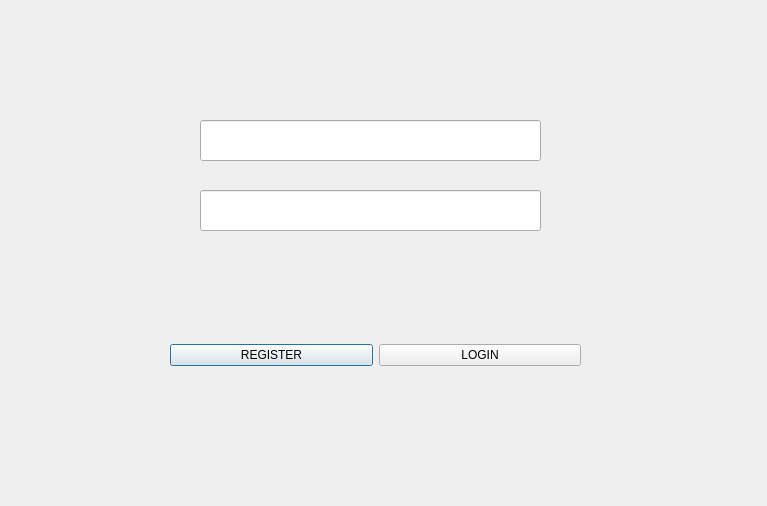
Before: the Qt Designer form CyberRange/Client/LoginDialog.ui in Pafy-24/CyberRange----POO, drawn with Qt 5.
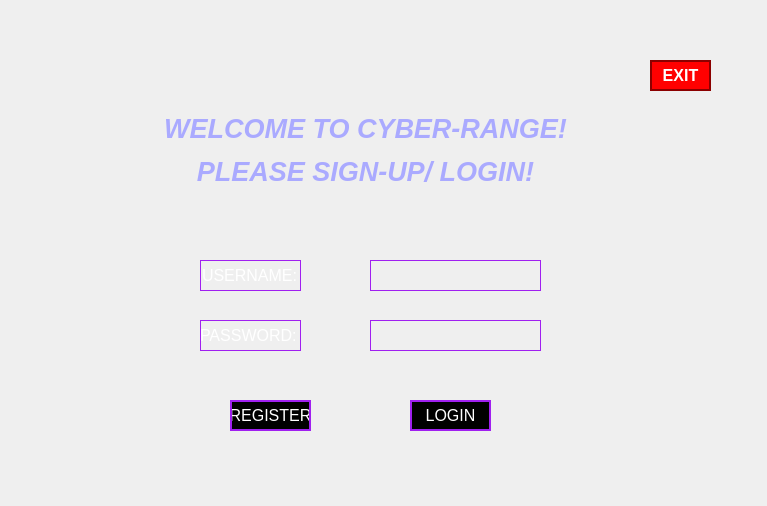
After: the same form once the commit is applied. Icons and pictures are not drawn.

Patch:
```diff
--- a/CyberRange/Client/LoginDialog.ui
+++ b/CyberRange/Client/LoginDialog.ui
@@ -10,59 +10,239 @@
     <height>506</height>
    </rect>
   </property>
+  <property name="font">
+   <font>
+    <pointsize>12</pointsize>
+   </font>
+  </property>
   <property name="windowTitle">
    <string>LoginDialog</string>
   </property>
-  <widget class="QWidget" name="layoutWidget">
-   <property name="geometry">
-    <rect>
-     <x>170</x>
-     <y>330</y>
-     <width>411</width>
-     <height>51</height>
-    </rect>
-   </property>
-   <layout class="QHBoxLayout">
-    <property name="spacing">
-     <number>6</number>
-    </property>
-    <property name="margin" stdset="0">
-     <number>0</number>
-    </property>
-    <item>
-     <widget class="QPushButton" name="loginButton">
-      <property name="text">
-       <string>REGISTER</string>
-      </property>
-     </widget>
-    </item>
-    <item>
-     <widget class="QPushButton" name="registerButton">
-      <property name="text">
-       <string>LOGIN</string>
-      </property>
-     </widget>
-    </item>
-   </layout>
-  </widget>
+  <property name="autoFillBackground">
+   <bool>true</bool>
+  </property>
+  <property name="styleSheet">
+   <string notr="true">background-image: url(:/background/fundal.jpg);
+background-repeat: no-repeat;
+background-position: center;
+background-size: cover;</string>
+  </property>
   <widget class="QLineEdit" name="lineEditUsername">
    <property name="geometry">
     <rect>
-     <x>200</x>
-     <y>120</y>
-     <width>341</width>
-     <height>41</height>
+     <x>370</x>
+     <y>260</y>
+     <width>171</width>
+     <height>31</height>
     </rect>
    </property>
+   <property name="styleSheet">
+    <string notr="true">QLineEdit {
+    background: transparent;
+    border: 1px solid #a020f0;
+    color: white;
+}
+
+QLineEdit:focus {
+    border: 2px solid white;
+}</string>
+   </property>
   </widget>
   <widget class="QLineEdit" name="lineEditPassword">
    <property name="geometry">
     <rect>
+     <x>370</x>
+     <y>320</y>
+     <width>171</width>
+     <height>31</height>
+    </rect>
+   </property>
+   <property name="styleSheet">
+    <string notr="true">QLineEdit {
+    background: transparent;
+    border: 1px solid #a020f0;
+    color: white;
+}
+
+QLineEdit:focus {
+    border: 2px solid white;
+}</string>
+   </property>
+  </widget>
+  <widget class="QPushButton" name="loginButton">
+   <property name="geometry">
+    <rect>
+     <x>410</x>
+     <y>400</y>
+     <width>81</width>
+     <height>31</height>
+    </rect>
+   </property>
+   <property name="styleSheet">
+    <string notr="true">QPushButton {
+    background-color: black;
+    border: 2px solid #a020f0;
+    color: white;
+}
+
+QPushButton:hover {
+    background-color: #a020f0;
+    border: 2px solid white;
+}
+
+QPushButton:pressed {
+    background-color: #8000ff;
+    border: 2px solid white;
+}</string>
+   </property>
+   <property name="text">
+    <string>LOGIN</string>
+   </property>
+  </widget>
+  <widget class="QPushButton" name="registerButton">
+   <property name="geometry">
+    <rect>
+     <x>230</x>
+     <y>400</y>
+     <width>81</width>
+     <height>31</height>
+    </rect>
+   </property>
+   <property name="styleSheet">
+    <string notr="true">QPushButton {
+    background-color: black;
+    border: 2px solid #a020f0;
+    color: white;
+}
+
+QPushButton:hover {
+    background-color: #a020f0;
+    border: 2px solid white;
+}
+
+QPushButton:pressed {
+    background-color: #8000ff;
+    border: 2px solid white;
+}</string>
+   </property>
+   <property name="text">
+    <string>REGISTER</string>
+   </property>
+  </widget>
+  <widget class="QLineEdit" name="lineEditUsername2">
+   <property name="geometry">
+    <rect>
      <x>200</x>
-     <y>190</y>
-     <width>341</width>
-     <height>41</height>
+     <y>260</y>
+     <width>101</width>
+     <height>31</height>
     </rect>
+   </property>
+   <property name="autoFillBackground">
+    <bool>false</bool>
+   </property>
+   <property name="styleSheet">
+    <string notr="true">QLineEdit {
+    background: transparent;
+    border: 1px solid #a020f0;
+    color: white;
+}
+
+QLineEdit:focus {
+    border: 2px solid white;
+}</string>
+   </property>
+   <property name="text">
+    <string>USERNAME:</string>
+   </property>
+   <property name="readOnly">
+    <bool>true</bool>
+   </property>
+  </widget>
+  <widget class="QLineEdit" name="lineEditPassword2">
+   <property name="geometry">
+    <rect>
+     <x>200</x>
+     <y>320</y>
+     <width>101</width>
+     <height>31</height>
+    </rect>
+   </property>
+   <property name="autoFillBackground">
+    <bool>false</bool>
+   </property>
+   <property name="styleSheet">
+    <string notr="true">QLineEdit {
+    background: transparent;
+    border: 1px solid #a020f0;
+    color: white;
+}
+
+QLineEdit:focus {
+    border: 2px solid white;
+}</string>
+   </property>
+   <property name="text">
+    <string>PASSWORD:</string>
+   </property>
+   <property name="readOnly">
+    <bool>true</bool>
+   </property>
+  </widget>
+  <widget class="QPushButton" name="exitButton">
+   <property name="geometry">
+    <rect>
+     <x>650</x>
+     <y>60</y>
+     <width>61</width>
+     <height>31</height>
+    </rect>
+   </property>
+   <property name="styleSheet">
+    <string notr="true">QPushButton {
+    background-color: red;
+    border: 2px solid darkred;
+    color: white;
+    font-weight: bold;
+    padding: 5px;
+}
+
+QPushButton:hover {
+    background-color: darkred;
+    border: 2px solid white;
+}
+
+QPushButton {
+    padding: 3px 10px;
+}</string>
+   </property>
+   <property name="text">
+    <string>EXIT</string>
+   </property>
+  </widget>
+  <widget class="QLabel" name="labelWelcome">
+   <property name="geometry">
+    <rect>
+     <x>120</x>
+     <y>100</y>
+     <width>491</width>
+     <height>101</height>
+    </rect>
+   </property>
+   <property name="autoFillBackground">
+    <bool>false</bool>
+   </property>
+   <property name="styleSheet">
+    <string notr="true">QLabel {
+    background-color: transparent;
+    color: rgb(170, 170, 255)
+    font-weight: bold;
+    font-size: 20px;
+    border-radius: 10px; 
+}</string>
+   </property>
+   <property name="text">
+    <string>&lt;html&gt;&lt;head/&gt;&lt;body&gt;&lt;p align=&quot;center&quot;&gt;&lt;span style=&quot; font-size:20pt; font-weight:700; font-style:italic; color:#aaaaff;&quot;&gt;WELCOME TO CYBER-RANGE!&lt;/span&gt;&lt;/p&gt;&lt;p align=&quot;center&quot;&gt;&lt;span style=&quot; font-size:20pt; font-weight:700; font-style:italic; color:#aaaaff;&quot;&gt;PLEASE SIGN-UP/ LOGIN!&lt;/span&gt;&lt;/p&gt;&lt;/body&gt;&lt;/html&gt;</string>
    </property>
   </widget>
  </widget>
```
Left out of the diff: 35 changed lines with no effect on the pictures.
